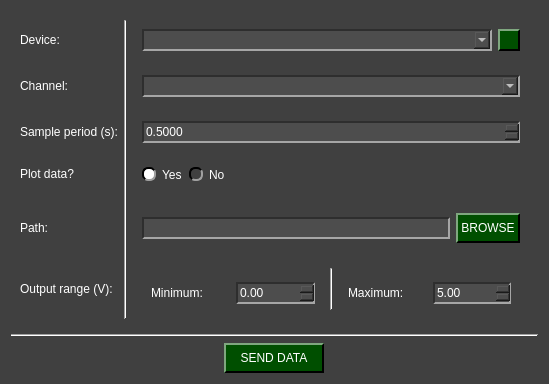
The window that pydaq/uis/PyDAQ_send_data_NIDAQ_widget.ui (samirmartins/pydaq) describes before a commit, drawn with Qt 5.
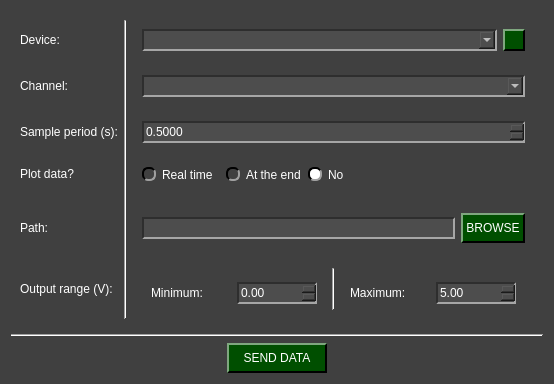
The same window after the commit. Icons and pictures are not drawn.

Diff of the .ui file:
```diff
--- a/pydaq/uis/PyDAQ_send_data_NIDAQ_widget.ui
+++ b/pydaq/uis/PyDAQ_send_data_NIDAQ_widget.ui
@@ -6,8 +6,8 @@
    <rect>
     <x>0</x>
     <y>0</y>
-    <width>549</width>
-    <height>379</height>
+    <width>554</width>
+    <height>384</height>
    </rect>
   </property>
   <property name="windowTitle">
@@ -284,10 +284,27 @@
          <item>
           <widget class="QRadioButton" name="yes_plot_radio">
            <property name="text">
-            <string>Yes</string>
+            <string>Real time</string>
            </property>
            <property name="checked">
-            <bool>true</bool>
+            <bool>false</bool>
+           </property>
+           <attribute name="buttonGroup">
+            <string notr="true">plot_radio_group</string>
+           </attribute>
+          </widget>
+         </item>
+         <item>
+          <widget class="QLabel" name="label_warning">
+           <property name="text">
+            <string>&lt;html&gt;&lt;head/&gt;&lt;body&gt;&lt;p&gt;&lt;img src=&quot;:/imgs/imgs/Warning_logo.png&quot;/&gt;&lt;/p&gt;&lt;/body&gt;&lt;/html&gt;</string>
+           </property>
+          </widget>
+         </item>
+         <item>
+          <widget class="QRadioButton" name="yes_ate_plot_radio">
+           <property name="text">
+            <string>At the end</string>
            </property>
            <attribute name="buttonGroup">
             <string notr="true">plot_radio_group</string>
@@ -299,6 +316,9 @@
            <property name="text">
             <string>No</string>
            </property>
+           <property name="checked">
+            <bool>true</bool>
+           </property>
            <attribute name="buttonGroup">
             <string notr="true">plot_radio_group</string>
            </attribute>
@@ -550,6 +570,12 @@
                 <height>22</height>
                </size>
               </property>
+              <property name="minimum">
+               <double>-1.000000000000000</double>
+              </property>
+              <property name="maximum">
+               <double>999.000000000000000</double>
+              </property>
               <property name="singleStep">
                <double>0.500000000000000</double>
               </property>
```
Left out of the diff: 2 changed lines with no effect on the pictures.
